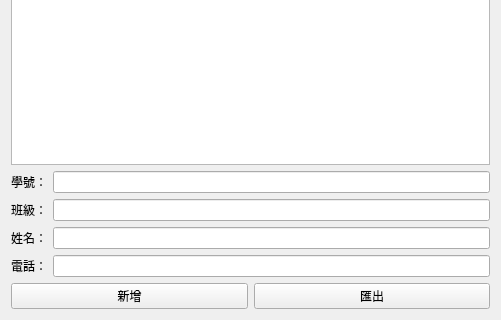
Old version of the form mywidget.ui in the repository Daniel-TW-0/41132226_1019_contact_book; both pictures show x 0 to 501 and y 180 to 500 of the 501 by 500 pixel window.
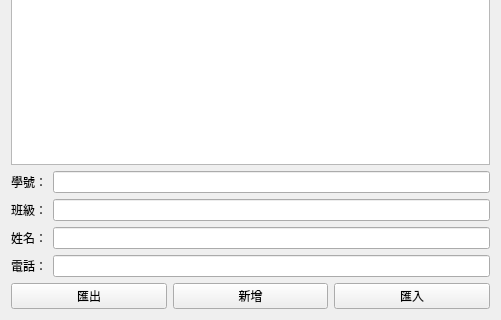
New version of the form.

Diff of the .ui file:
```diff
--- a/mywidget.ui
+++ b/mywidget.ui
@@ -63,13 +63,6 @@
    </item>
    <item>
     <layout class="QHBoxLayout" name="horizontalLayout">
-     <item>
-      <widget class="QPushButton" name="pushButton">
-       <property name="text">
-        <string>新增</string>
-       </property>
-      </widget>
-     </item>
      <item>
       <widget class="QPushButton" name="pushButton_2">
        <property name="text">
@@ -77,6 +70,20 @@
        </property>
       </widget>
      </item>
+     <item>
+      <widget class="QPushButton" name="pushButton">
+       <property name="text">
+        <string>新增</string>
+       </property>
+      </widget>
+     </item>
+     <item>
+      <widget class="QPushButton" name="pushButton_3">
+       <property name="text">
+        <string>匯入</string>
+       </property>
+      </widget>
+     </item>
     </layout>
    </item>
   </layout>
```
